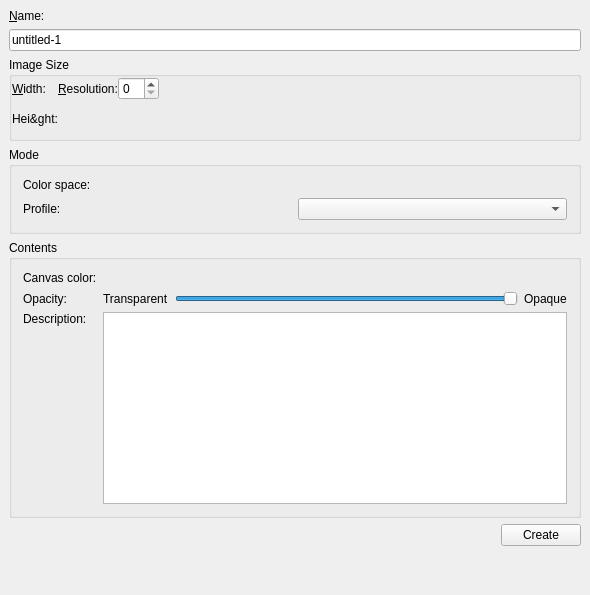
Before: the Qt Designer form krita/ui/wdgnewimage.ui in KDE/krita, drawn with Qt 5.
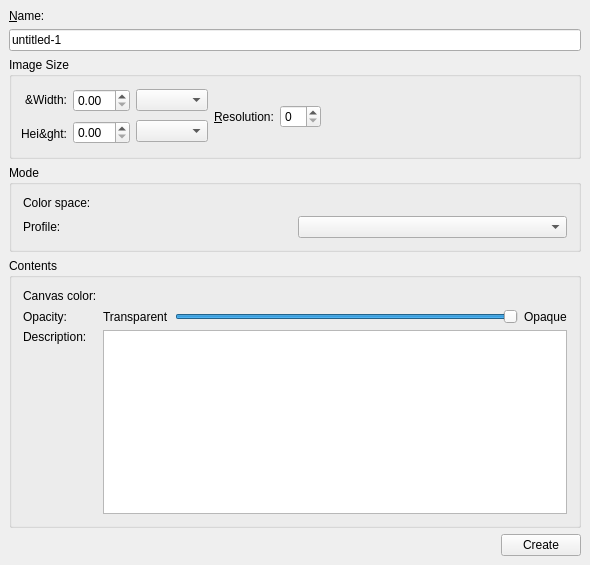
After: the same form once the commit is applied. Custom widgets are drawn as their Qt base class.

Commit message: playing a little with the resolution dialogs

```diff
--- a/krita/ui/wdgnewimage.ui
+++ b/krita/ui/wdgnewimage.ui
@@ -1,51 +1,131 @@
 <ui version="4.0" >
- <author></author>
- <comment></comment>
- <exportmacro></exportmacro>
  <class>WdgNewImage</class>
  <widget class="QWidget" name="WdgNewImage" >
   <property name="geometry" >
    <rect>
     <x>0</x>
     <y>0</y>
-    <width>572</width>
-    <height>595</height>
+    <width>590</width>
+    <height>565</height>
    </rect>
   </property>
   <property name="windowTitle" >
    <string>New Image</string>
   </property>
-  <layout class="QGridLayout" >
+  <layout class="QVBoxLayout" >
    <property name="margin" >
     <number>9</number>
    </property>
    <property name="spacing" >
     <number>6</number>
    </property>
-   <item row="6" column="0" >
-    <spacer>
-     <property name="orientation" >
-      <enum>Qt::Vertical</enum>
+   <item>
+    <widget class="QLabel" name="lblName" >
+     <property name="text" >
+      <string>&amp;Name:</string>
      </property>
-     <property name="sizeType" >
-      <enum>QSizePolicy::Expanding</enum>
+     <property name="buddy" >
+      <cstring>txtName</cstring>
      </property>
-     <property name="sizeHint" >
-      <size>
-       <width>572</width>
-       <height>16</height>
-      </size>
+    </widget>
+   </item>
+   <item>
+    <widget class="QLineEdit" name="txtName" >
+     <property name="text" >
+      <string>untitled-1</string>
      </property>
-    </spacer>
+    </widget>
    </item>
-   <item row="5" column="0" >
+   <item>
+    <widget class="QGroupBox" name="grpImage" >
+     <property name="title" >
+      <string>Image Size</string>
+     </property>
     <layout class="QHBoxLayout" >
      <property name="margin" >
+       <number>9</number>
+      </property>
+      <property name="spacing" >
+       <number>6</number>
+      </property>
+      <item>
+       <layout class="QVBoxLayout" >
+        <property name="margin" >
       <number>0</number>
      </property>
      <property name="spacing" >
       <number>6</number>
      </property>
+        <item>
+         <widget class="QLabel" name="lblWidth" >
+          <property name="text" >
+           <string>&amp;Width:</string>
+          </property>
+          <property name="alignment" >
+           <set>Qt::AlignRight|Qt::AlignTrailing|Qt::AlignVCenter</set>
+          </property>
+         </widget>
+        </item>
+        <item>
+         <widget class="QLabel" name="lblHeight" >
+          <property name="text" >
+           <string>Hei&amp;ght:</string>
+          </property>
+          <property name="alignment" >
+           <set>Qt::AlignRight|Qt::AlignTrailing|Qt::AlignVCenter</set>
+          </property>
+          <property name="buddy" >
+           <cstring></cstring>
+          </property>
+         </widget>
+        </item>
+       </layout>
+      </item>
+      <item>
+       <layout class="QVBoxLayout" >
+        <property name="margin" >
+         <number>0</number>
+        </property>
+        <property name="spacing" >
+         <number>6</number>
+        </property>
+        <item>
+         <widget class="QDoubleSpinBox" name="doubleWidth" />
+        </item>
+        <item>
+         <widget class="QDoubleSpinBox" name="doubleHeight" />
+        </item>
+       </layout>
+      </item>
+      <item>
+       <layout class="QVBoxLayout" >
+        <property name="margin" >
+         <number>0</number>
+        </property>
+        <property name="spacing" >
+         <number>6</number>
+        </property>
+        <item>
+         <widget class="QComboBox" name="cmbWidthUnit" />
+        </item>
+        <item>
+         <widget class="QComboBox" name="cmbHeightUnit" />
+        </item>
+       </layout>
+      </item>
+      <item>
+       <widget class="QLabel" name="lblResolution" >
+        <property name="text" >
+         <string>&amp;Resolution:</string>
+        </property>
+        <property name="buddy" >
+         <cstring>doubleResolution</cstring>
+        </property>
+       </widget>
+      </item>
+      <item>
+       <widget class="KDoubleSpinBox" name="doubleResolution" />
+      </item>
      <item>
       <spacer>
        <property name="orientation" >
@@ -56,22 +136,57 @@
        </property>
        <property name="sizeHint" >
         <size>
-         <width>480</width>
-         <height>21</height>
+          <width>191</width>
+          <height>61</height>
         </size>
        </property>
       </spacer>
      </item>
+     </layout>
+    </widget>
+   </item>
      <item>
-      <widget class="QPushButton" name="m_createButton" >
+    <widget class="QGroupBox" name="grpMode" >
+     <property name="title" >
+      <string>Mode</string>
+     </property>
+     <layout class="QGridLayout" >
+      <property name="margin" >
+       <number>11</number>
+      </property>
+      <property name="spacing" >
+       <number>6</number>
+      </property>
+      <item row="0" column="0" >
+       <widget class="QLabel" name="lblColorSpaces" >
        <property name="text" >
-        <string>Create</string>
-       </property>
-      </widget>
-     </item>
-    </layout>
+         <string>Color space:</string>
+        </property>
+        <property name="buddy" >
+         <cstring>cmbColorSpaces</cstring>
+        </property>
+       </widget>
+      </item>
+      <item row="0" column="1" >
+       <widget class="KisCmbIDList" native="1" name="cmbColorSpaces" />
+      </item>
+      <item row="1" column="1" >
+       <widget class="SqueezedComboBox" name="cmbProfile" />
+      </item>
+      <item row="1" column="0" >
+       <widget class="QLabel" name="lblProfiles" >
+        <property name="text" >
+         <string>Profile:</string>
+        </property>
+        <property name="buddy" >
+         <cstring>cmbProfile</cstring>
+        </property>
+       </widget>
+      </item>
+     </layout>
+    </widget>
    </item>
-   <item row="4" column="0" >
+   <item>
     <widget class="QGroupBox" name="grpContents" >
      <property name="title" >
       <string>Contents</string>
@@ -97,7 +212,7 @@
        </widget>
       </item>
       <item row="0" column="1" >
-       <widget class="KColorCombo" name="cmbColor" />
+       <widget class="KColorCombo" native="1" name="cmbColor" />
       </item>
       <item row="2" column="0" >
        <widget class="QLabel" name="lblDescription" >
@@ -182,69 +297,15 @@
      </layout>
     </widget>
    </item>
-   <item row="3" column="0" >
-    <widget class="QGroupBox" name="grpMode" >
-     <property name="title" >
-      <string>Mode</string>
-     </property>
-     <layout class="QGridLayout" >
+   <item>
+    <layout class="QHBoxLayout" >
       <property name="margin" >
-       <number>11</number>
+      <number>0</number>
       </property>
       <property name="spacing" >
        <number>6</number>
       </property>
-      <item row="0" column="0" >
-       <widget class="QLabel" name="lblColorSpaces" >
-        <property name="text" >
-         <string>Color space:</string>
-        </property>
-        <property name="buddy" >
-         <cstring>cmbColorSpaces</cstring>
-        </property>
-       </widget>
-      </item>
-      <item row="0" column="1" >
-       <widget class="KisCmbIDList" name="cmbColorSpaces" />
-      </item>
-      <item row="1" column="1" >
-       <widget class="SqueezedComboBox" name="cmbProfile" />
-      </item>
-      <item row="1" column="0" >
-       <widget class="QLabel" name="lblProfiles" >
-        <property name="text" >
-         <string>Profile:</string>
-        </property>
-        <property name="buddy" >
-         <cstring>cmbProfile</cstring>
-        </property>
-       </widget>
-      </item>
-     </layout>
-    </widget>
-   </item>
-   <item row="2" column="0" >
-    <widget class="QGroupBox" name="grpImage" >
-     <property name="title" >
-      <string>Image Size</string>
-     </property>
-     <layout class="QGridLayout" >
-      <property name="margin" >
-       <number>0</number>
-      </property>
-      <property name="spacing" >
-       <number>0</number>
-      </property>
-      <item row="0" column="3" >
-       <widget class="KDoubleSpinBox" name="doubleResolution" />
-      </item>
-      <item row="1" column="1" >
-       <widget class="KIntNumInput" name="intHeight" />
-      </item>
-      <item row="0" column="1" >
-       <widget class="KIntNumInput" name="intWidth" />
-      </item>
-      <item rowspan="2" row="0" column="4" >
+     <item>
        <spacer>
         <property name="orientation" >
          <enum>Qt::Horizontal</enum>
@@ -254,106 +315,50 @@
         </property>
         <property name="sizeHint" >
          <size>
-          <width>131</width>
-          <height>61</height>
+         <width>480</width>
+         <height>21</height>
          </size>
         </property>
        </spacer>
       </item>
-      <item row="0" column="2" >
-       <widget class="QLabel" name="lblResolution" >
+     <item>
+      <widget class="QPushButton" name="m_createButton" >
         <property name="text" >
-         <string>&amp;Resolution:</string>
-        </property>
-        <property name="buddy" >
-         <cstring>doubleResolution</cstring>
-        </property>
-       </widget>
-      </item>
-      <item row="0" column="0" >
-       <widget class="QLabel" name="lblWidth" >
-        <property name="text" >
-         <string>&amp;Width:</string>
-        </property>
-        <property name="buddy" >
-         <cstring>intWidth</cstring>
-        </property>
-       </widget>
-      </item>
-      <item row="1" column="0" >
-       <widget class="QLabel" name="lblHeight" >
-        <property name="text" >
-            <string>Hei&amp;ght:</string>
-        </property>
-        <property name="buddy" >
-         <cstring></cstring>
+        <string>Create</string>
         </property>
        </widget>
       </item>
      </layout>
-    </widget>
-   </item>
-   <item row="1" column="0" >
-    <widget class="QLineEdit" name="txtName" >
-     <property name="text" >
-      <string>untitled-1</string>
-     </property>
-    </widget>
-   </item>
-   <item row="0" column="0" >
-    <widget class="QLabel" name="lblName" >
-     <property name="text" >
-      <string>&amp;Name:</string>
-     </property>
-     <property name="buddy" >
-      <cstring>txtName</cstring>
-     </property>
-    </widget>
    </item>
   </layout>
  </widget>
  <layoutdefault spacing="6" margin="11" />
- <pixmapfunction></pixmapfunction>
  <customwidgets>
-  <customwidget>
-   <class>KisCmbIDList</class>
-   <extends></extends>
-   <header>kis_cmb_idlist.h</header>
-   <container>0</container>
-   <pixmap></pixmap>
-  </customwidget>
-  <customwidget>
-   <class>KColorCombo</class>
-   <extends>QWidget</extends>
-   <header>kcolorcombo.h</header>
-   <container>1</container>
-   <pixmap></pixmap>
-  </customwidget>
   <customwidget>
    <class>SqueezedComboBox</class>
    <extends>QComboBox</extends>
    <header>squeezedcombobox.h</header>
-   <container>0</container>
-   <pixmap></pixmap>
   </customwidget>
   <customwidget>
    <class>KDoubleSpinBox</class>
    <extends>QSpinBox</extends>
    <header>knuminput.h</header>
    <container>1</container>
-   <pixmap></pixmap>
   </customwidget>
   <customwidget>
-   <class>KIntNumInput</class>
+   <class>KisCmbIDList</class>
    <extends>QWidget</extends>
-   <header>knuminput.h</header>
+   <header>kis_cmb_idlist.h</header>
+  </customwidget>
+  <customwidget>
+   <class>KColorCombo</class>
+   <extends>QWidget</extends>
+   <header>kcolorcombo.h</header>
    <container>1</container>
-   <pixmap></pixmap>
   </customwidget>
  </customwidgets>
  <tabstops>
   <tabstop>txtName</tabstop>
-  <tabstop>intWidth</tabstop>
   <tabstop>doubleResolution</tabstop>
   <tabstop>cmbColorSpaces</tabstop>
   <tabstop>cmbProfile</tabstop>
```
Lines whose indentation alone changed are shown as unchanged. The commit also changes 4 other files.
